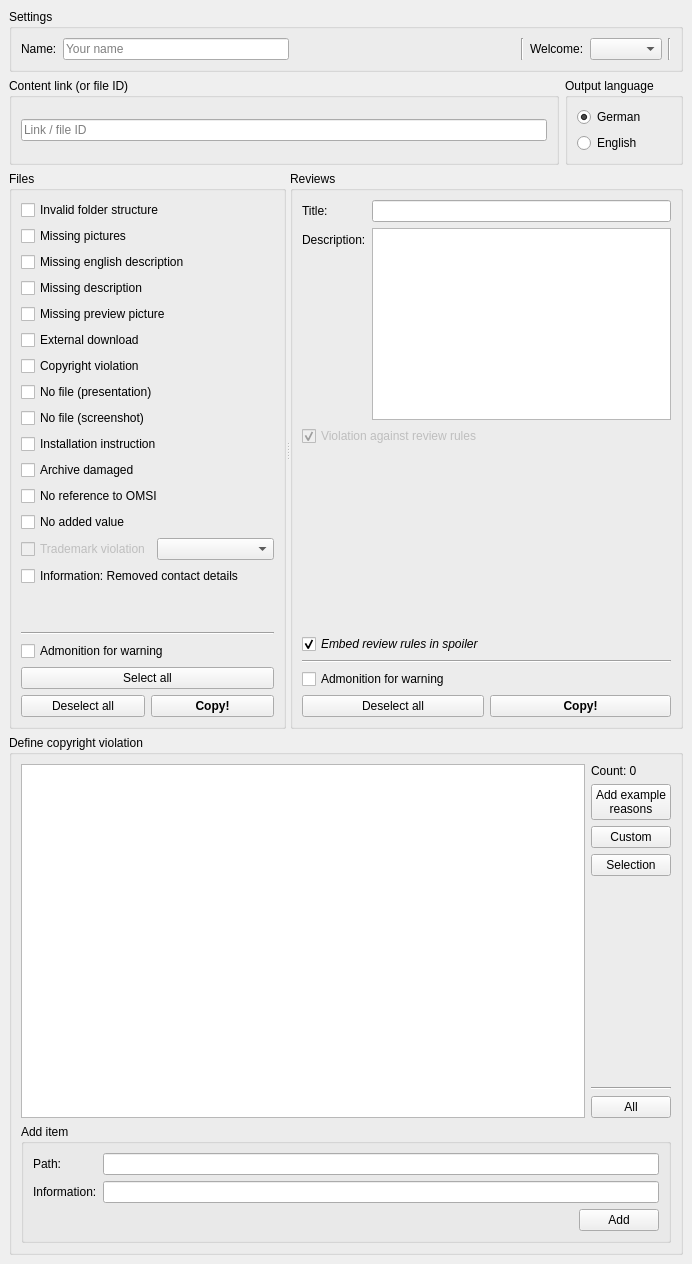
This is OTModules/wFbh/wfbh.ui in pietr26/OMSI-Tools as Qt 5 draws it before an edit. The edited form follows.
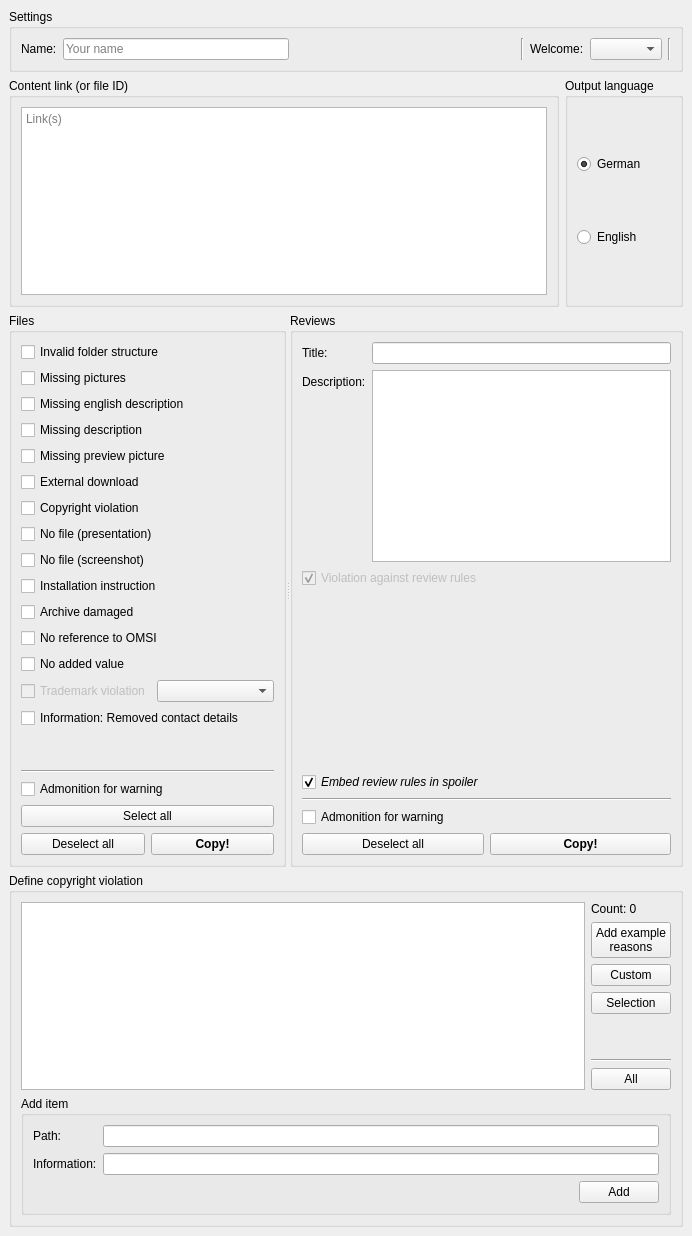
This is the edited form. Icons and pictures are not drawn.

What changed in the file:
```diff
--- a/OTModules/wFbh/wfbh.ui
+++ b/OTModules/wFbh/wfbh.ui
@@ -7,7 +7,7 @@
     <x>0</x>
     <y>0</y>
     <width>692</width>
-    <height>1264</height>
+    <height>1236</height>
    </rect>
   </property>
   <property name="windowTitle">
@@ -98,15 +98,9 @@
         </property>
         <layout class="QVBoxLayout" name="verticalLayout_6">
          <item>
-          <widget class="QLineEdit" name="ledLink">
+          <widget class="QPlainTextEdit" name="pteLinks">
            <property name="placeholderText">
-            <string>Link / file ID</string>
-           </property>
-           <property name="cursorMoveStyle">
-            <enum>Qt::LogicalMoveStyle</enum>
-           </property>
-           <property name="clearButtonEnabled">
-            <bool>true</bool>
+            <string notr="true">Link(s)</string>
            </property>
           </widget>
          </item>
```
Left out of the diff: 1 changed line with no effect on the pictures.
